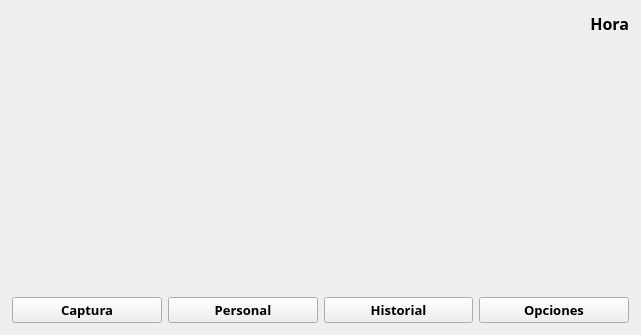
The window that ventanaprincipal.ui (enchiladaSuiza/AsistenciaFototeca) describes before a commit, drawn with Qt 5.
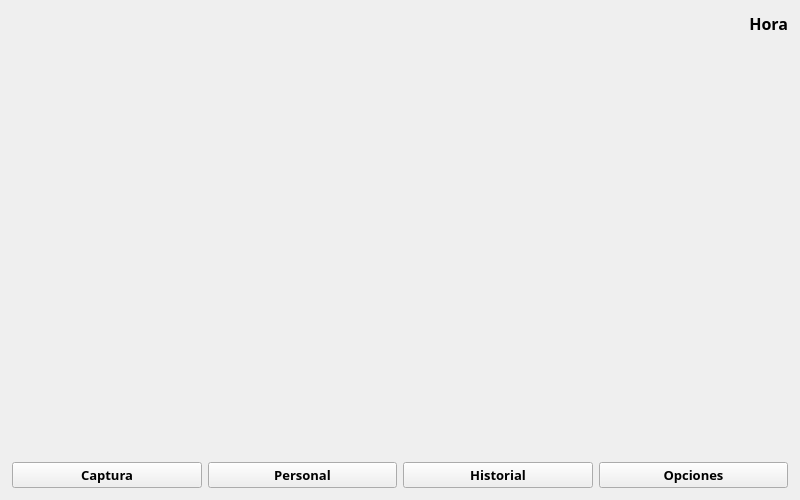
The same window after the commit.

What changed in the file:
```diff
--- a/ventanaprincipal.ui
+++ b/ventanaprincipal.ui
@@ -6,8 +6,8 @@
    <rect>
     <x>0</x>
     <y>0</y>
-    <width>641</width>
-    <height>335</height>
+    <width>800</width>
+    <height>500</height>
    </rect>
   </property>
   <property name="windowTitle">
```
Left out of the diff: 4 changed lines with no effect on the pictures.
